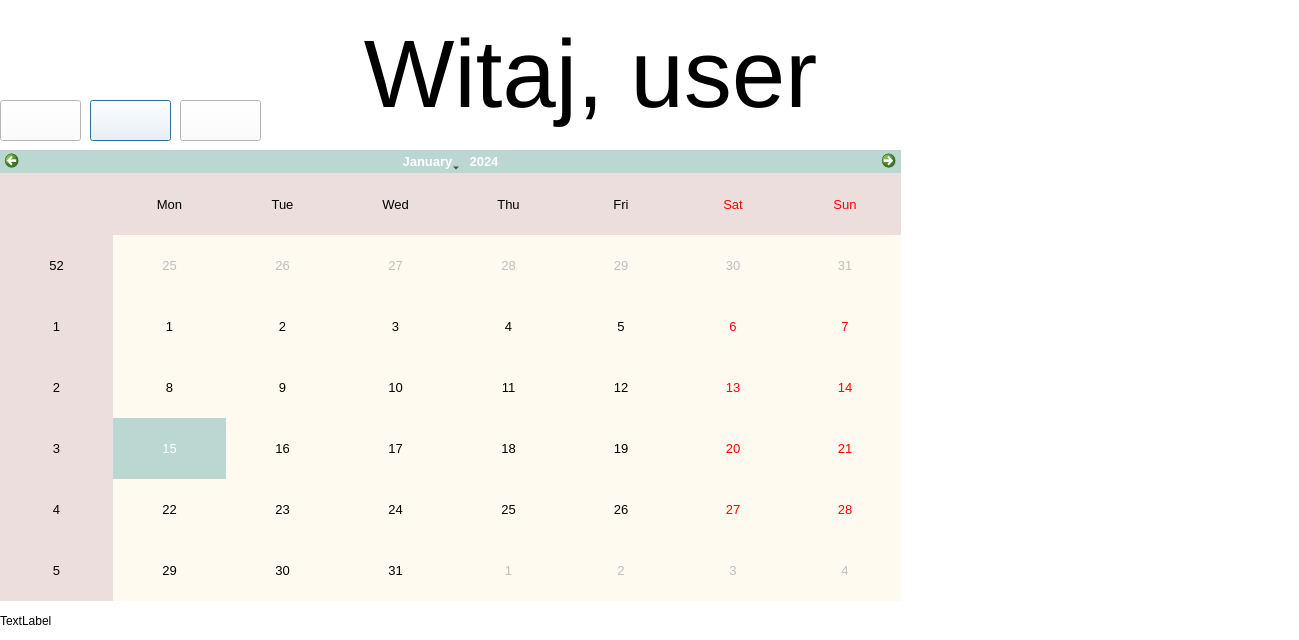
Before: the Qt Designer form calendarwindow.ui in lukasz-staniszewski/training-calendar, drawn with Qt 5.
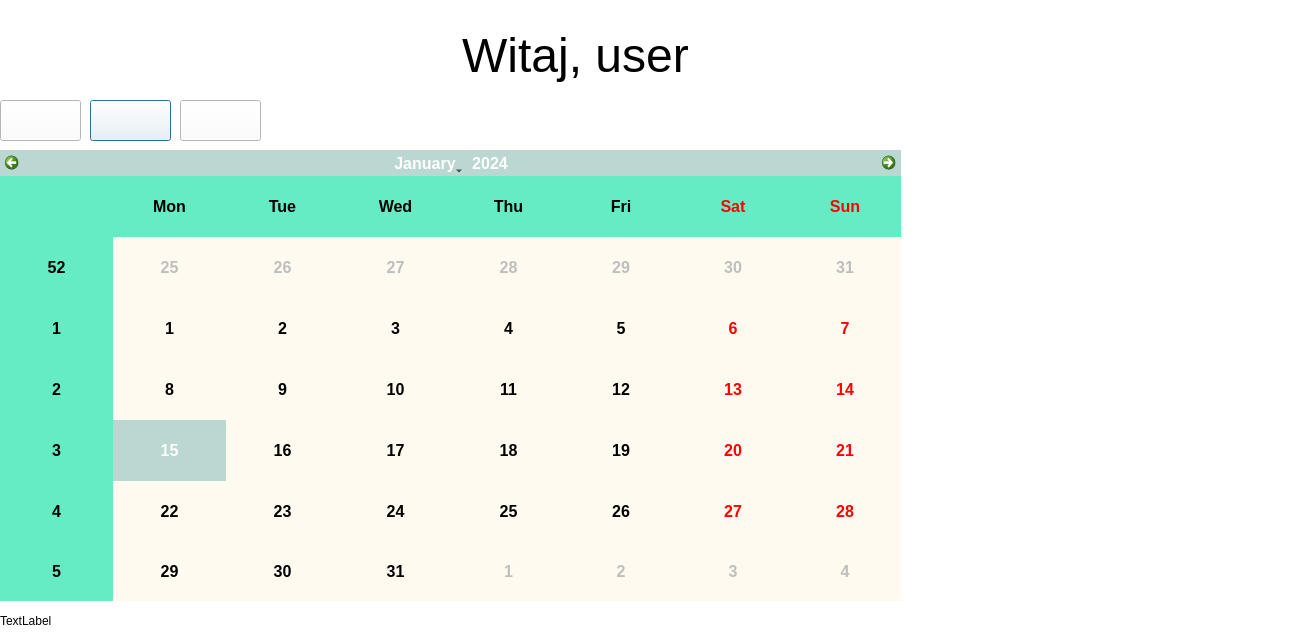
After: the same form once the commit is applied. Icons and pictures are not drawn.

Diff of the .ui file:
```diff
--- a/calendarwindow.ui
+++ b/calendarwindow.ui
@@ -164,9 +164,9 @@
       <colorrole role="AlternateBase">
        <brush brushstyle="SolidPattern">
         <color alpha="255">
-         <red>236</red>
-         <green>222</green>
-         <blue>221</blue>
+         <red>102</red>
+         <green>236</green>
+         <blue>196</blue>
         </color>
        </brush>
       </colorrole>
@@ -193,9 +193,9 @@
       <colorrole role="AlternateBase">
        <brush brushstyle="SolidPattern">
         <color alpha="255">
-         <red>236</red>
-         <green>222</green>
-         <blue>221</blue>
+         <red>102</red>
+         <green>236</green>
+         <blue>196</blue>
         </color>
        </brush>
       </colorrole>
@@ -222,9 +222,9 @@
       <colorrole role="AlternateBase">
        <brush brushstyle="SolidPattern">
         <color alpha="255">
-         <red>236</red>
-         <green>222</green>
-         <blue>221</blue>
+         <red>102</red>
+         <green>236</green>
+         <blue>196</blue>
         </color>
        </brush>
       </colorrole>
@@ -233,21 +233,23 @@
    </property>
    <property name="font">
     <font>
-     <pointsize>10</pointsize>
+     <pointsize>12</pointsize>
+     <weight>75</weight>
+     <bold>true</bold>
     </font>
    </property>
   </widget>
   <widget class="QLabel" name="welcomemsg">
    <property name="geometry">
     <rect>
-     <x>140</x>
-     <y>0</y>
-     <width>901</width>
+     <x>160</x>
+     <y>-20</y>
+     <width>831</width>
      <height>151</height>
     </rect>
    </property>
    <property name="text">
-    <string>&lt;html&gt;&lt;head/&gt;&lt;body&gt;&lt;p align=&quot;center&quot;&gt;&lt;span style=&quot; font-size:72pt;&quot;&gt;Witaj, user&lt;/span&gt;&lt;/p&gt;&lt;/body&gt;&lt;/html&gt;</string>
+    <string>&lt;html&gt;&lt;head/&gt;&lt;body&gt;&lt;p align=&quot;center&quot;&gt;&lt;span style=&quot; font-size:36pt;&quot;&gt;Witaj, user&lt;/span&gt;&lt;/p&gt;&lt;/body&gt;&lt;/html&gt;</string>
    </property>
   </widget>
   <widget class="QLabel" name="actualdate">
```
Left out of the diff: 168 changed lines with no effect on the pictures.
